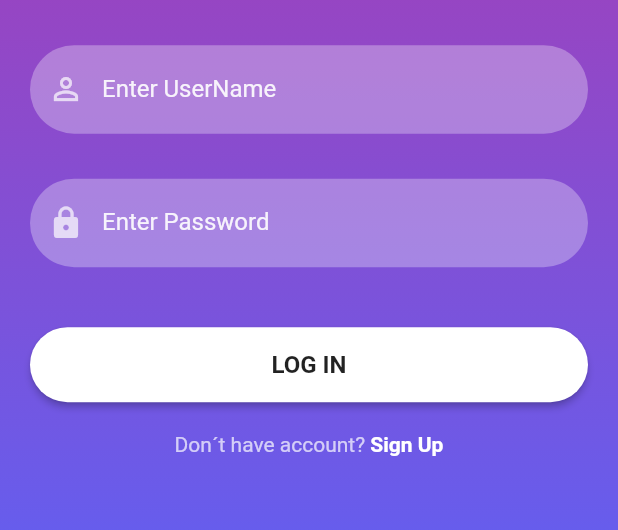
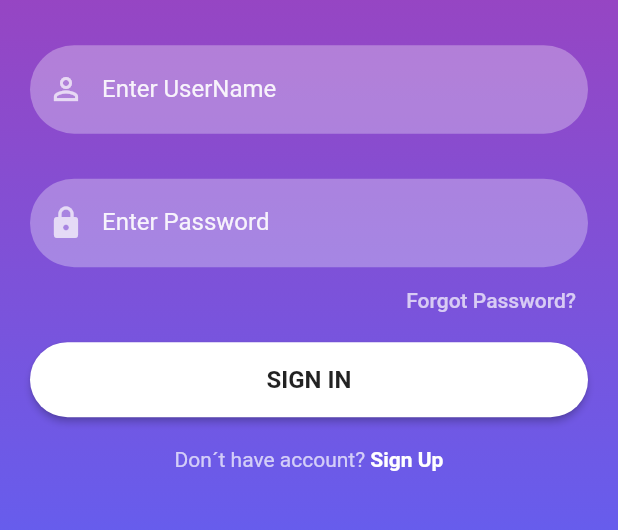
Before and after one commit to ruvima/firebase_signin_test_app, a Flutter app: the screen it shows after launch, on a phone screen of 412 x 824 dp, the part 607-1137 px from its top. Run offline on Flutter 3.47's test engine with Material 2 defaults, Android fonts, the phone set to English and light mode, and no system bars; our stand-ins replace firebase_auth, firebase_core; accounts and stored records are empty.

Commit message:
reset password

```diff
--- a/lib/reusable_widgets/reusable_widgets.dart
+++ b/lib/reusable_widgets/reusable_widgets.dart
@@ -42,8 +42,7 @@ TextField reusableTextField(String text, IconData icon, bool isPasswordType,
   );
 }
 
-Container signInSignUpButton(
-    BuildContext context, bool isLogin, Function onTap) {
+Container firebaseButton(BuildContext context, String title, Function onTap) {
   return Container(
     width: MediaQuery.of(context).size.width,
     height: 50,
@@ -64,7 +63,7 @@ Container signInSignUpButton(
             RoundedRectangleBorder(borderRadius: BorderRadius.circular(30))),
       ),
       child: Text(
-        isLogin ? 'LOG IN' : 'SIGN UP',
+        title,
         style: const TextStyle(
           color: Colors.black87,
           fontWeight: FontWeight.bold,
--- a/lib/screens/signin_screen.dart
+++ b/lib/screens/signin_screen.dart
@@ -1,6 +1,7 @@
 import 'package:firebase_auth/firebase_auth.dart';
 import 'package:firebase_signin/reusable_widgets/reusable_widgets.dart';
 import 'package:firebase_signin/screens/home_screen.dart';
+import 'package:firebase_signin/screens/reset_password.dart';
 import 'package:firebase_signin/screens/signup_screen.dart';
 import 'package:firebase_signin/utils/color_utils.dart';
 import 'package:flutter/material.dart';
@@ -13,8 +14,8 @@ class SignInScreen extends StatefulWidget {
 }
 
 class _SignInScreenState extends State<SignInScreen> {
-  TextEditingController _emailTextController = TextEditingController();
-  TextEditingController _passwordTextController = TextEditingController();
+  final TextEditingController _emailTextController = TextEditingController();
+  final TextEditingController _passwordTextController = TextEditingController();
   @override
   Widget build(BuildContext context) {
     return Scaffold(
@@ -58,9 +59,10 @@ class _SignInScreenState extends State<SignInScreen> {
                   _passwordTextController,
                 ),
                 const SizedBox(
-                  height: 30,
+                  height: 5,
                 ),
-                signInSignUpButton(context, true, () {
+                forgetPassword(context),
+                firebaseButton(context, 'SIGN IN', () {
                   FirebaseAuth.instance
                       .signInWithEmailAndPassword(
                           email: _emailTextController.text,
@@ -68,7 +70,8 @@ class _SignInScreenState extends State<SignInScreen> {
                       .then((value) {
                     Navigator.push(
                       context,
-                      MaterialPageRoute(builder: (context) => HomeScreen()),
+                      MaterialPageRoute(
+                          builder: (context) => const HomeScreen()),
                     ).onError((error, stackTrace) {
                       print('errorr ${error.toString()}');
                     });
@@ -96,7 +99,7 @@ class _SignInScreenState extends State<SignInScreen> {
             Navigator.push(
                 context,
                 MaterialPageRoute(
-                  builder: (context) => SignUpScreen(),
+                  builder: (context) => const SignUpScreen(),
                 ));
           },
           child: const Text(
@@ -110,4 +113,23 @@ class _SignInScreenState extends State<SignInScreen> {
       ],
     );
   }
+
+  forgetPassword(BuildContext context) {
+    return Container(
+      width: MediaQuery.of(context).size.width,
+      height: 35,
+      alignment: Alignment.bottomRight,
+      child: TextButton(
+        onPressed: () {
+          Navigator.push(context,
+              MaterialPageRoute(builder: (context) => const ResetPassword()));
+        },
+        child: const Text(
+          'Forgot Password?',
+          style: TextStyle(color: Colors.white70),
+          textAlign: TextAlign.right,
+        ),
+      ),
+    );
+  }
 }
```
Also changed, not shown: lib/screens/reset_password.dart (renamed from lib/screens/signup_screen.dart, +8 -34 lines).
